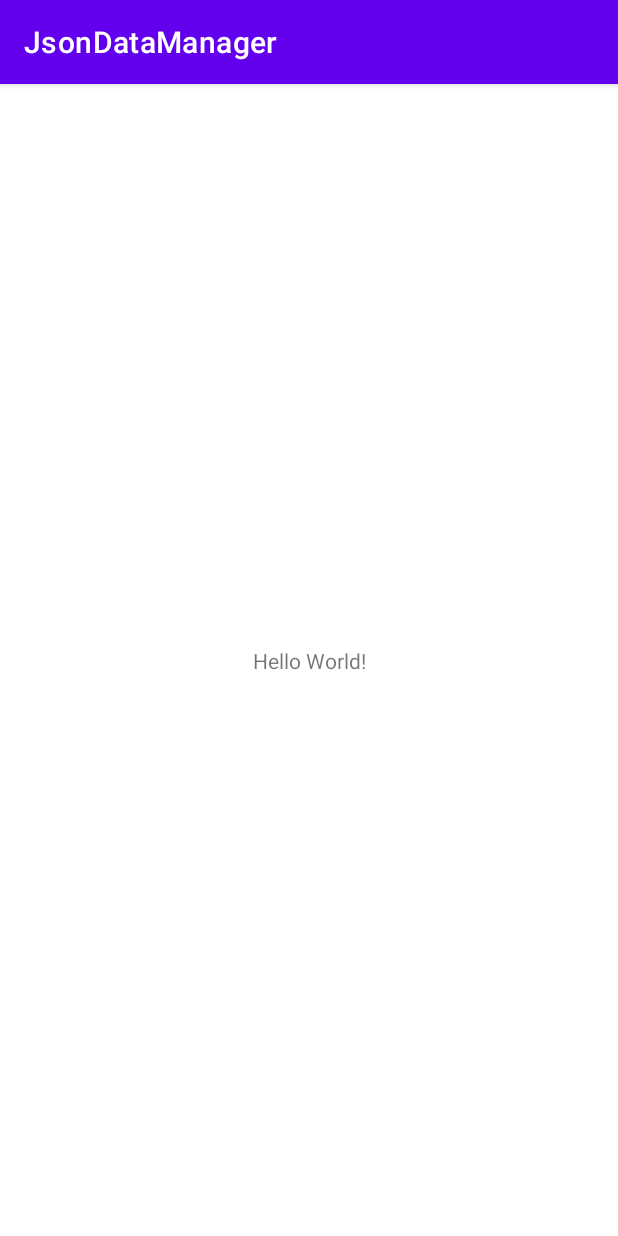
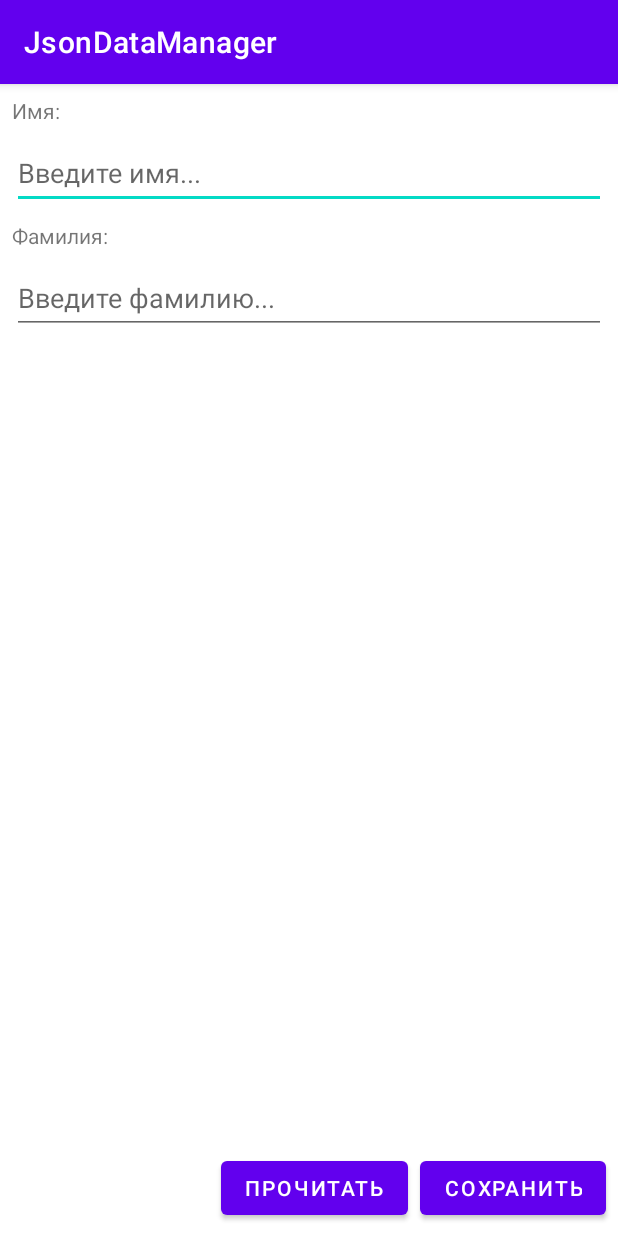
Before and after one commit to alparkin/json_data_manager, an Android app: the screen it shows after launch (MainActivity), on a phone screen of 412 x 824 dp. Run offline under Robolectric (Android 15) with nearby library versions, the phone set to English and light mode, and no system bars.

Commit message:
Создание графического интерфейса

```diff
--- a/app/src/main/java/com/examples/jsondatamanager/MainActivity.java
+++ b/app/src/main/java/com/examples/jsondatamanager/MainActivity.java
@@ -3,6 +3,8 @@ package com.examples.jsondatamanager;
 import androidx.appcompat.app.AppCompatActivity;
 
 import android.os.Bundle;
+import android.widget.Button;
+import android.widget.EditText;
 
 public class MainActivity extends AppCompatActivity {
 
@@ -10,5 +12,18 @@ public class MainActivity extends AppCompatActivity {
     protected void onCreate(Bundle savedInstanceState) {
         super.onCreate(savedInstanceState);
         setContentView(R.layout.activity_main);
+
+        EditText editTextFirstName = findViewById(R.id.edit_text_first_name);
+        EditText editTextLastName = findViewById(R.id.edit_text_last_name);
+
+        Button readButton = findViewById(R.id.button_read);
+        readButton.setOnClickListener(v->{
+
+        });
+
+        Button saveButton = findViewById(R.id.button_save);
+        saveButton.setOnClickListener(v->{
+
+        });
     }
 }
--- a/app/src/main/res/layout/activity_main.xml
+++ b/app/src/main/res/layout/activity_main.xml
@@ -7,12 +7,78 @@
     tools:context=".MainActivity">
 
     <TextView
+        android:id="@+id/label_first_name"
         android:layout_width="wrap_content"
         android:layout_height="wrap_content"
-        android:text="Hello World!"
-        app:layout_constraintBottom_toBottomOf="parent"
-        app:layout_constraintLeft_toLeftOf="parent"
-        app:layout_constraintRight_toRightOf="parent"
+        android:layout_marginStart="8dp"
+        android:layout_marginTop="8dp"
+        android:text="@string/label_first_name"
+        app:layout_constraintStart_toStartOf="parent"
         app:layout_constraintTop_toTopOf="parent" />
 
+    <EditText
+        android:id="@+id/edit_text_first_name"
+        android:layout_width="0dp"
+        android:layout_height="wrap_content"
+        android:layout_marginStart="8dp"
+        android:layout_marginTop="8dp"
+        android:layout_marginEnd="8dp"
+        android:ems="10"
+        android:hint="@string/edit_text_first_name_hint"
+        android:importantForAutofill="no"
+        android:inputType="textPersonName"
+        android:minHeight="48dp"
+        app:layout_constraintEnd_toEndOf="parent"
+        app:layout_constraintStart_toStartOf="parent"
+        app:layout_constraintTop_toBottomOf="@+id/label_first_name"
+        tools:ignore="TextContrastCheck" />
+
+    <TextView
+        android:id="@+id/label_last_name"
+        android:layout_width="wrap_content"
+        android:layout_height="wrap_content"
+        android:layout_marginStart="8dp"
+        android:layout_marginTop="8dp"
+        android:text="@string/label_last_name"
+        app:layout_constraintStart_toStartOf="parent"
+        app:layout_constraintTop_toBottomOf="@+id/edit_text_first_name" />
+
+    <EditText
+        android:id="@+id/edit_text_last_name"
+        android:layout_width="0dp"
+        android:layout_height="wrap_content"
+        android:layout_marginStart="8dp"
+        android:layout_marginTop="8dp"
+        android:layout_marginEnd="8dp"
+        android:ems="10"
+        android:hint="@string/edit_text_last_name_hint"
+        android:importantForAutofill="no"
+        android:inputType="textPersonName"
+        android:minHeight="48dp"
+        app:layout_constraintBottom_toTopOf="@+id/button_save"
+        app:layout_constraintEnd_toEndOf="parent"
+        app:layout_constraintStart_toStartOf="parent"
+        app:layout_constraintTop_toBottomOf="@+id/label_last_name"
+        app:layout_constraintVertical_bias="0.0"
+        tools:ignore="TextContrastCheck" />
+
+    <Button
+        android:id="@+id/button_save"
+        android:layout_width="wrap_content"
+        android:layout_height="wrap_content"
+        android:layout_marginEnd="8dp"
+        android:layout_marginBottom="8dp"
+        android:text="@string/button_save"
+        app:layout_constraintBottom_toBottomOf="parent"
+        app:layout_constraintEnd_toEndOf="parent" />
+
+    <Button
+        android:id="@+id/button_read"
+        android:layout_width="wrap_content"
+        android:layout_height="wrap_content"
+        android:layout_marginEnd="8dp"
+        android:layout_marginBottom="8dp"
+        android:text="@string/button_read"
+        app:layout_constraintBottom_toBottomOf="parent"
+        app:layout_constraintEnd_toStartOf="@+id/button_save" />
 </androidx.constraintlayout.widget.ConstraintLayout>
--- a/app/src/main/res/values/strings.xml
+++ b/app/src/main/res/values/strings.xml
@@ -1,3 +1,9 @@
 <resources>
     <string name="app_name">JsonDataManager</string>
+    <string name="label_first_name">Имя:</string>
+    <string name="edit_text_first_name_hint">Введите имя...</string>
+    <string name="label_last_name">Фамилия:</string>
+    <string name="edit_text_last_name_hint">Введите фамилию...</string>
+    <string name="button_save">Сохранить</string>
+    <string name="button_read">Прочитать</string>
 </resources>
```
